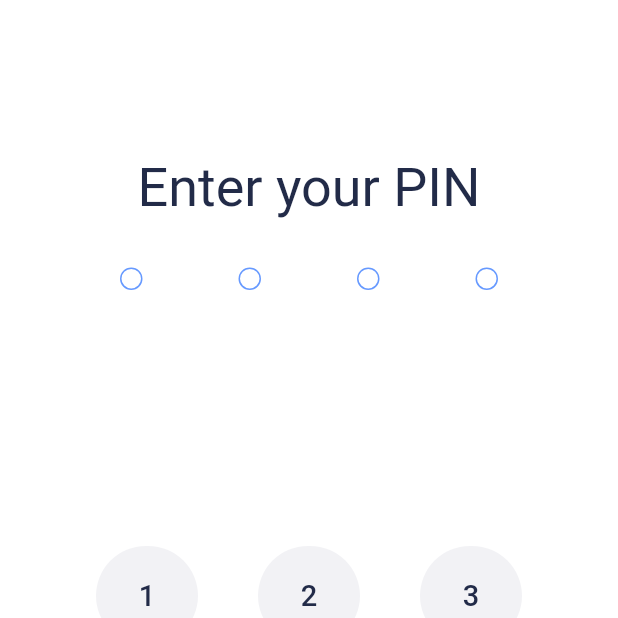
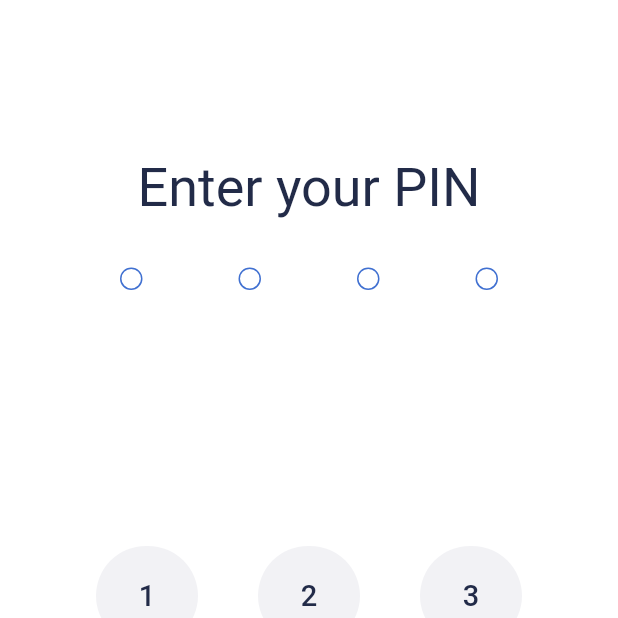
Before and after one commit to porajap/smart_hospital, a Flutter app: the AuthPIN screen opened directly, on a phone screen of 412 x 824 dp, the top half of it. Run offline on Flutter 3.47's test engine with Material 2 defaults, Android fonts, the phone set to English and light mode, and no system bars; our stand-ins replace bloc, bot_toast, equatable, firebase_core, firebase_messaging, flutter_bloc and 11 more; missing offline and left inert: qr_code_scanner; accounts and stored records are empty; network calls fail; Roboto replaces fonts that are missing (Mitr).

```diff
--- a/lib/src/utils/app_theme.dart
+++ b/lib/src/utils/app_theme.dart
@@ -147,16 +147,16 @@ class AppColor {
     600: Color(0xFF6e9eff),
     700: Color(0xFF5a91ff),
     800: Color(0xFF4784ff),
-    900: Color(0xFF3377FF),
+    900: Color(0xFF0040C1),
   };
 
-  static MaterialColor primarySwatch = MaterialColor(0xFF3377FF, AppColor.colorSwatch);
+  static MaterialColor primarySwatch = MaterialColor(0xFF0040C1, AppColor.colorSwatch);
 
   static var appFontLight = GoogleFonts.mitr(fontWeight: FontWeight.w300).fontFamily;
   static var appFontRegular = GoogleFonts.mitr(fontWeight: FontWeight.w400).fontFamily;
 
   static Color iconColor = Colors.white;
-  static Color primaryColor = Color(0xFF3377FF);
+  static Color primaryColor = Color(0xFF0040C1);
   static Color secondaryColor = Color(0x33007BFF);
   static Color errorColor = Color(0xFFFB4E4E);
   static Color successColor = Color(0xFF7AC796);
```
